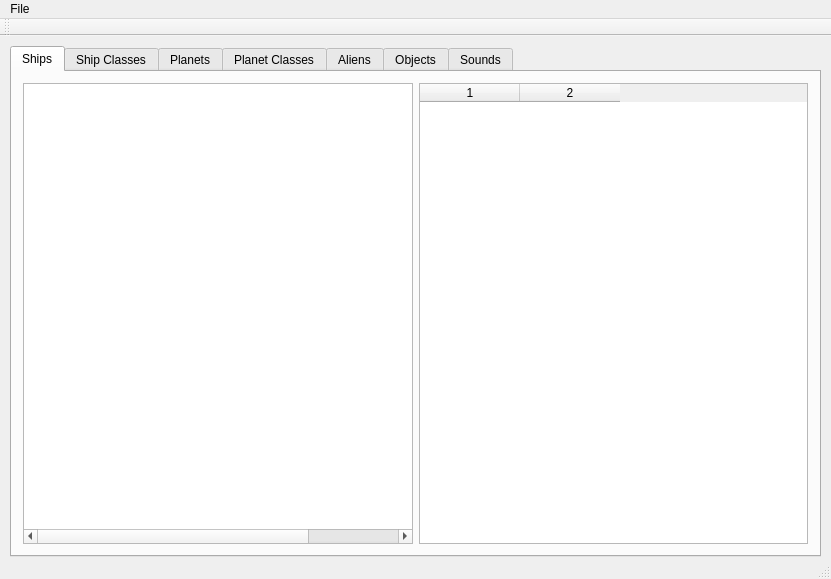
Old version of the form nomad-resource-explorer/mainwindow.ui in the repository colinbourassa/nomad-resource-explorer.
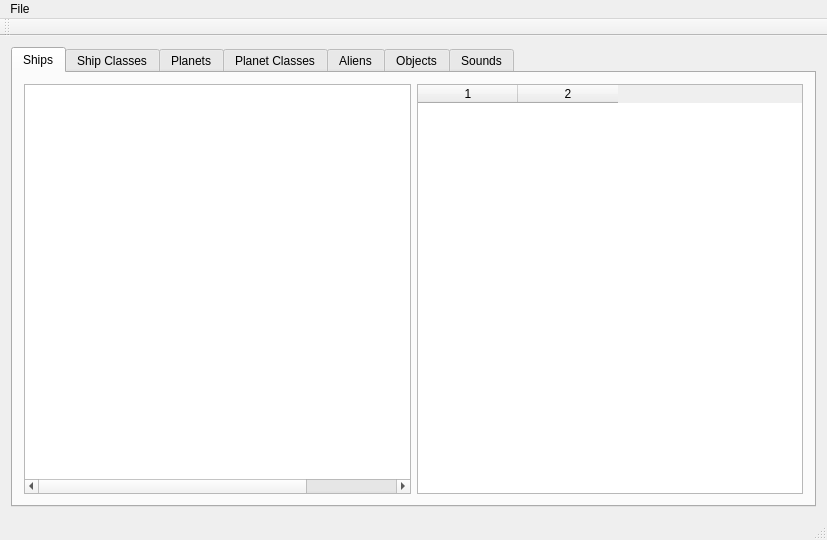
New version of the form.

Diff of the .ui file:
```diff
--- a/nomad-resource-explorer/mainwindow.ui
+++ b/nomad-resource-explorer/mainwindow.ui
@@ -6,23 +6,17 @@
    <rect>
     <x>0</x>
     <y>0</y>
-    <width>831</width>
-    <height>579</height>
+    <width>827</width>
+    <height>540</height>
    </rect>
   </property>
   <property name="windowTitle">
    <string>MainWindow</string>
   </property>
   <widget class="QWidget" name="centralWidget">
+   <layout class="QGridLayout" name="gridLayout_2">
+    <item row="0" column="0">
    <widget class="QTabWidget" name="m_tabInventory">
-    <property name="geometry">
-     <rect>
-      <x>10</x>
-      <y>10</y>
-      <width>811</width>
-      <height>511</height>
-     </rect>
-    </property>
     <property name="currentIndex">
      <number>0</number>
     </property>
@@ -296,13 +290,15 @@
      </attribute>
     </widget>
    </widget>
+    </item>
+   </layout>
   </widget>
   <widget class="QMenuBar" name="menuBar">
    <property name="geometry">
     <rect>
      <x>0</x>
      <y>0</y>
-     <width>831</width>
+     <width>827</width>
      <height>20</height>
     </rect>
    </property>
```
Left out of the diff: 6 changed lines with no effect on the pictures. Lines whose indentation alone changed are shown as unchanged.
